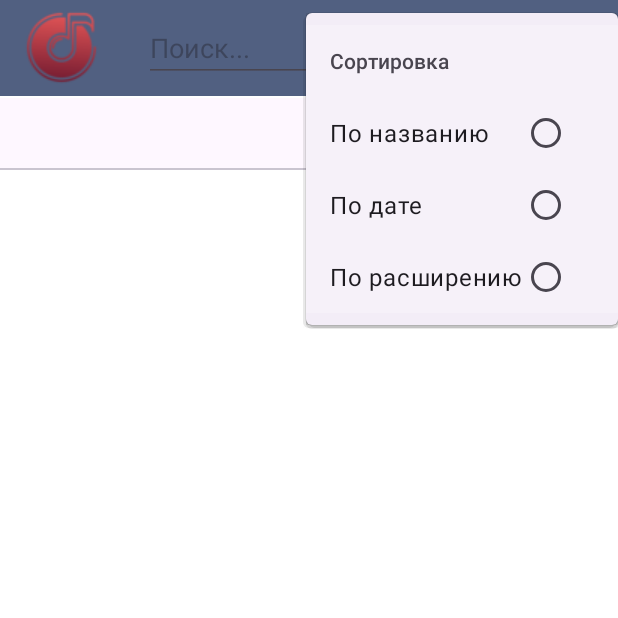
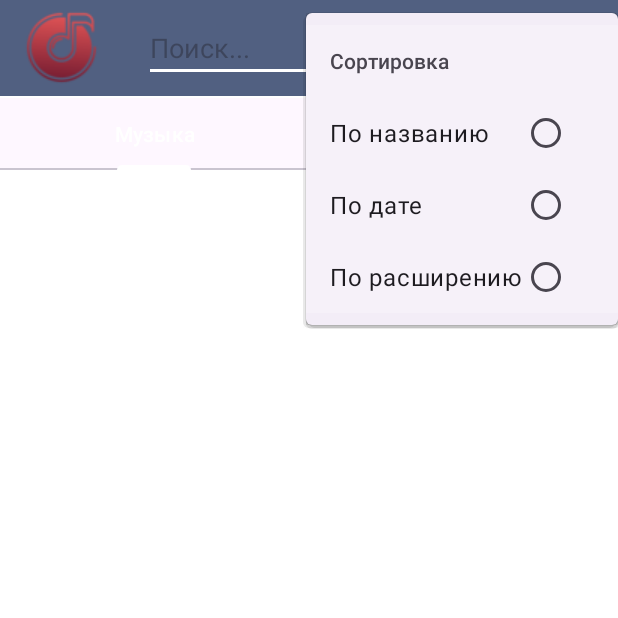
Before and after one commit to NikitaGlazr/MuAuPl, an Android app: the screen it shows after launch (MainActivityMusicWindow), in the options menu, after a tap on "Сортировка", on a phone screen of 412 x 824 dp, the top half of it. Run offline under Robolectric (Android 15) with nearby library versions, the phone set to English and light mode, and no system bars.

Commit message:
add new function

```diff
--- a/app/src/main/java/com/example/muaupl/MainActivityMusicWindow.java
+++ b/app/src/main/java/com/example/muaupl/MainActivityMusicWindow.java
@@ -2,22 +2,33 @@ package com.example.muaupl;
 
 import androidx.appcompat.app.AppCompatActivity;
 
+import android.content.Context;
 import android.graphics.PorterDuff;
 import android.graphics.drawable.Drawable;
 import android.os.Bundle;
+import android.text.Editable;
+import android.text.TextWatcher;
 import android.view.Menu;
 import android.os.Bundle;
 import androidx.appcompat.widget.Toolbar;
 import androidx.core.content.ContextCompat;
+import androidx.viewpager.widget.ViewPager;
 
 import android.view.MenuItem;
 import android.view.View;
 import android.view.inputmethod.EditorInfo;
+import android.view.inputmethod.InputMethodManager;
 import android.widget.EditText;
 import android.widget.Toast;
 
+import com.google.android.material.tabs.TabLayout;
+
 public class MainActivityMusicWindow extends AppCompatActivity {
     private Toolbar mToolbar;
+    private boolean isSearchBarOpened = false;
+    MenuItem searchItem;
+    MenuItem item;
+    EditText editTextSearch;
     public static final int SORT_BY_NAME_ID = R.id.sort_by_name;
     public static final int SORT_BY_DATE_ID = R.id.sort_by_date;
     @Override
@@ -35,11 +46,58 @@ public class MainActivityMusicWindow extends AppCompatActivity {
     public boolean onCreateOptionsMenu(Menu menu) {
         getMenuInflater().inflate(R.menu.toolbar_menu, menu);
 
-        MenuItem item = menu.findItem(R.id.action_search);
-        MenuItem searchItem = menu.findItem(R.id.action_search_input);
-        EditText editTextSearch = searchItem.getActionView().findViewById(R.id.edit_text_search);
+        searchItem = menu.findItem(R.id.action_search_input);
+        item = menu.findItem(R.id.action_search);
+        editTextSearch = searchItem.getActionView().findViewById(R.id.edit_text_search);
+        editTextSearch.setVisibility(View.INVISIBLE);
 
-        //изменение цвета кнопки для поиска
+        TabLayout tabLayout = findViewById(R.id.tabLayout);
+        ViewPager viewPager = findViewById(R.id.viewPager);
+
+        ViewPagerAdapter viewPagerAdapter = new ViewPagerAdapter(getSupportFragmentManager());
+        viewPagerAdapter.addFragment(new TracksFragment(), "Музыка");
+        viewPagerAdapter.addFragment(new PlaylistsFragment(), "Плейлисты");
+
+        viewPager.setAdapter(viewPagerAdapter);
+        tabLayout.setupWithViewPager(viewPager);
+
+
+        item.setOnMenuItemClickListener(menuItem -> {
+            if (!isSearchBarOpened) {
+                isSearchBarOpened = true;
+                editTextSearch.requestFocus();
+                item.setIcon(R.drawable.iconsclose);
+                InputMethodManager imm = (InputMethodManager) getSystemService(Context.INPUT_METHOD_SERVICE);
+                imm.showSoftInput(editTextSearch, InputMethodManager.SHOW_IMPLICIT);
+            } else {
+                isSearchBarOpened = false;
+                editTextSearch.setText("");
+                item.setIcon(R.drawable.iconsearch);
+                searchItem.collapseActionView();
+                editTextSearch.clearFocus();
+            }
+            return true;
+        });
+
+        editTextSearch.addTextChangedListener(new TextWatcher() {
+            @Override
+            public void beforeTextChanged(CharSequence s, int start, int count, int after) {
+            }
+
+            @Override
+            public void onTextChanged(CharSequence s, int start, int before, int count) {
+                if (s.length() > 0) {
+                    item.setIcon(R.drawable.iconsclose);
+                } else {
+                    item.setIcon(R.drawable.iconsearch);
+                }
+            }
+
+            @Override
+            public void afterTextChanged(Editable s) {
+            }
+        });
+
         Drawable searchIcon = item.getIcon();
         if (searchIcon != null) {
             searchIcon.mutate();
@@ -47,35 +105,57 @@ public class MainActivityMusicWindow extends AppCompatActivity {
             item.setIcon(searchIcon);
         }
 
-
-        searchItem.setOnActionExpandListener(new MenuItem.OnActionExpandListener() {
-            @Override
-            public boolean onMenuItemActionExpand(MenuItem item) {
-                // Расширение поля для ввода текста
-                return true;
-            }
-
-            @Override
-            public boolean onMenuItemActionCollapse(MenuItem item) {
-                // Сворачивание поля для ввода текста
-                return true;
-            }
-        });
-
         editTextSearch.setOnEditorActionListener((v, actionId, event) -> {
             if (actionId == EditorInfo.IME_ACTION_DONE) {
-                // Действия при нажатии на кнопку "Готово" на клавиатуре
                 String searchText = editTextSearch.getText().toString();
                 performSearch(searchText);
+                editTextSearch.setVisibility(View.INVISIBLE);
+                editTextSearch.setText("");
+                InputMethodManager imm = (InputMethodManager) getSystemService(Context.INPUT_METHOD_SERVICE);
+                imm.hideSoftInputFromWindow(editTextSearch.getWindowToken(), 0);
                 return true;
             }
             return false;
         });
+
         return true;
     }
+    @Override
+    public boolean onOptionsItemSelected(MenuItem item) {
+        int id = item.getItemId();
+
+        if (id == R.id.action_search) {
+            if (!isSearchBarOpened) {
+                isSearchBarOpened = true;
+                editTextSearch.setVisibility(View.VISIBLE);
+                editTextSearch.requestFocus();
+
+                item.setIcon(R.drawable.iconsclose);
+                InputMethodManager imm = (InputMethodManager) getSystemService(Context.INPUT_METHOD_SERVICE);
+                imm.showSoftInput(editTextSearch, InputMethodManager.SHOW_IMPLICIT);
+            } else {
+                isSearchBarOpened = false;
+                editTextSearch.setVisibility(View.INVISIBLE);
+                editTextSearch.setText("");
+
+                item.setIcon(R.drawable.iconsearch);
+                InputMethodManager imm = (InputMethodManager) getSystemService(Context.INPUT_METHOD_SERVICE);
+                imm.hideSoftInputFromWindow(editTextSearch.getWindowToken(), 0);
+            }
+            return true;
+        }
+
+        return super.onOptionsItemSelected(item);
+    }
     private void performSearch(String query) {
-        // Обработка поискового запроса
-        // Здесь вы можете добавить логику для поиска и отображения результатов
-        Toast.makeText(this, "Поиск: " + query, Toast.LENGTH_SHORT).show();
+        Toast.makeText(this, "Search: " + query, Toast.LENGTH_SHORT).show();
+
+        isSearchBarOpened = false;
+        editTextSearch.setVisibility(View.VISIBLE);
+        editTextSearch.requestFocus();
+        item.setIcon(R.drawable.iconsclose);
+        InputMethodManager imm = (InputMethodManager) getSystemService(Context.INPUT_METHOD_SERVICE);
+        imm.showSoftInput(editTextSearch, InputMethodManager.SHOW_IMPLICIT);
+        editTextSearch.requestFocus();
     }
 }
--- a/app/src/main/java/com/example/muaupl/ViewPagerAdapter.java
+++ b/app/src/main/java/com/example/muaupl/ViewPagerAdapter.java
@@ -1,5 +1,6 @@
 package com.example.muaupl;
 
+import androidx.annotation.NonNull;
 import androidx.annotation.Nullable;
 import androidx.fragment.app.Fragment;
 import androidx.fragment.app.FragmentManager;
@@ -12,17 +13,13 @@ import java.util.List;
 public class ViewPagerAdapter extends FragmentPagerAdapter {
 
     private final List<Fragment> fragmentList = new ArrayList<>();
-    private final List<String> fragmentTitleList = new ArrayList<>();
+    private final List<String> fragmentTitleList = new ArrayList();
 
-    public ViewPagerAdapter(FragmentManager fm) {
+    public ViewPagerAdapter(@NonNull FragmentManager fm) {
         super(fm, BEHAVIOR_RESUME_ONLY_CURRENT_FRAGMENT);
     }
 
-    public void addFragment(Fragment fragment, String title) {
-        fragmentList.add(fragment);
-        fragmentTitleList.add(title);
-    }
-
+    @NonNull
     @Override
     public Fragment getItem(int position) {
         return fragmentList.get(position);
@@ -33,6 +30,11 @@ public class ViewPagerAdapter extends FragmentPagerAdapter {
         return fragmentList.size();
     }
 
+    public void addFragment(Fragment fragment, String title) {
+        fragmentList.add(fragment);
+        fragmentTitleList.add(title);
+    }
+
     @Nullable
     @Override
     public CharSequence getPageTitle(int position) {
```
